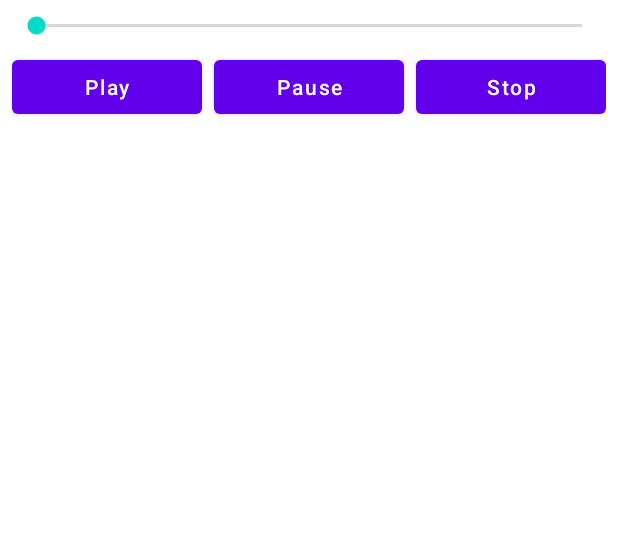
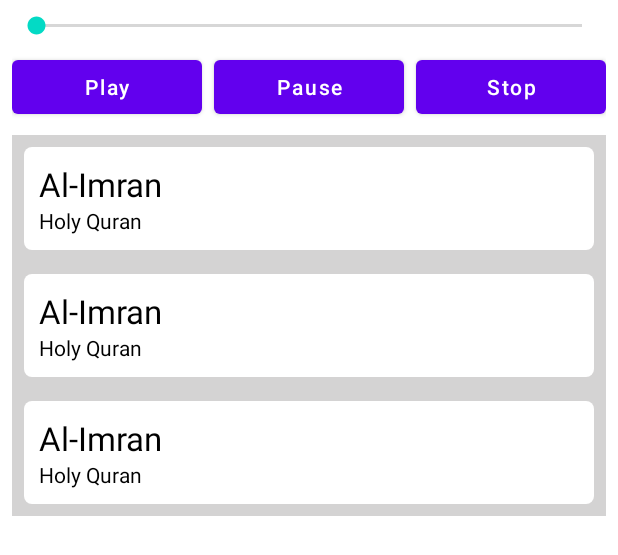
Before and after one commit to aminsoheyli/Android-Tutorial, an Android app: the layout activity_media_player.xml on its own in the app's theme, with its tools: preview values and no code run, on a phone screen of 412 x 824 dp. Shown: the top 555 px of the screen. Run offline under Robolectric (Android 15) with nearby library versions, the phone set to English and light mode, and no system bars.

Commit message:
Implement MediaPlayerActivity to play online media

```diff
--- a/app/src/main/AndroidManifest.xml
+++ b/app/src/main/AndroidManifest.xml
@@ -7,6 +7,7 @@
     <uses-permission android:name="android.permission.ACCESS_COARSE_LOCATION" />
     <uses-permission android:name="android.permission.INTERNET" />
     <uses-permission android:name="android.permission.READ_CONTACTS" />
+    <uses-permission android:name="android.permission.READ_EXTERNAL_STORAGE" />
 
     <application
         android:allowBackup="true"
@@ -20,7 +21,7 @@
         android:usesCleartextTraffic="true"
         tools:targetApi="31">
         <activity
-            android:name=".MediaPlayerActivity"
+            android:name=".ui.MediaPlayerActivity"
             android:exported="false" />
         <activity
             android:name=".ui.ContentProviderActivity"
--- /dev/null
+++ b/app/src/main/res/drawable/layout_background.xml
@@ -0,0 +1,20 @@
+<?xml version="1.0" encoding="utf-8"?>
+
+<selector xmlns:android="http://schemas.android.com/apk/res/android">
+    <item android:state_pressed="true">
+        <shape>
+            <solid android:color="#70c656" />
+            <stroke android:width="1dp" android:color="#53933f" />
+            <corners android:radius="25dp" />
+            <padding android:bottom="10dp" android:left="10dp" android:right="10dp" android:top="10dp" />
+        </shape>
+    </item>
+    <item>
+        <shape android:shape="rectangle">
+            <solid android:color="#ffffff" />
+            <corners android:radius="5dp" />
+            <padding android:bottom="5dp" android:left="5dp" android:right="5dp" android:top="5dp" />
+
+        </shape>
+    </item>
+</selector>
--- a/app/src/main/res/layout/activity_content_provider.xml
+++ b/app/src/main/res/layout/activity_content_provider.xml
@@ -14,5 +14,6 @@
         app:layout_constraintBottom_toBottomOf="parent"
         app:layout_constraintEnd_toEndOf="parent"
         app:layout_constraintStart_toStartOf="parent"
-        app:layout_constraintTop_toTopOf="parent" />
+        app:layout_constraintTop_toTopOf="parent"
+        tools:listitem="@layout/card_contact" />
 </androidx.constraintlayout.widget.ConstraintLayout>
--- a/app/src/main/res/layout/activity_media_player.xml
+++ b/app/src/main/res/layout/activity_media_player.xml
@@ -8,7 +8,7 @@
     tools:context=".ui.MediaPlayerActivity">
 
     <SeekBar
-        android:id="@+id/seekBar2"
+        android:id="@+id/seekBar_audio"
         android:layout_width="0dp"
         android:layout_height="wrap_content"
         app:layout_constraintEnd_toEndOf="parent"
@@ -24,7 +24,7 @@
         android:textAllCaps="false"
         app:layout_constraintEnd_toStartOf="@+id/button_pause"
         app:layout_constraintStart_toStartOf="parent"
-        app:layout_constraintTop_toBottomOf="@+id/seekBar2"
+        app:layout_constraintTop_toBottomOf="@+id/seekBar_audio"
         app:layout_goneMarginTop="8dp" />
 
     <Button
@@ -56,6 +56,7 @@
         app:layout_constraintBottom_toBottomOf="parent"
         app:layout_constraintEnd_toEndOf="parent"
         app:layout_constraintStart_toStartOf="parent"
-        app:layout_constraintTop_toBottomOf="@id/button_play" />
+        app:layout_constraintTop_toBottomOf="@id/button_play"
+        tools:listitem="@layout/card_audio" />
 
 </androidx.constraintlayout.widget.ConstraintLayout>
--- a/app/src/main/res/layout/activity_storage.xml
+++ b/app/src/main/res/layout/activity_storage.xml
@@ -127,7 +127,8 @@
         app:layout_constraintBottom_toBottomOf="parent"
         app:layout_constraintEnd_toEndOf="parent"
         app:layout_constraintStart_toStartOf="parent"
-        app:layout_constraintTop_toBottomOf="@+id/sharedPreferences_container" />
+        app:layout_constraintTop_toBottomOf="@+id/sharedPreferences_container"
+        tools:listitem="@layout/card_user" />
 
 
 </androidx.constraintlayout.widget.ConstraintLayout>
--- /dev/null
+++ b/app/src/main/res/layout/card_audio.xml
@@ -0,0 +1,39 @@
+<?xml version="1.0" encoding="utf-8"?>
+<androidx.constraintlayout.widget.ConstraintLayout xmlns:android="http://schemas.android.com/apk/res/android"
+    xmlns:app="http://schemas.android.com/apk/res-auto"
+    android:layout_width="match_parent"
+    android:layout_height="wrap_content"
+    android:background="@color/background_white"
+    android:padding="8dp">
+
+    <androidx.constraintlayout.widget.ConstraintLayout
+        android:layout_width="match_parent"
+        android:layout_height="wrap_content"
+        android:background="@drawable/layout_background"
+        app:layout_constraintEnd_toEndOf="parent"
+        app:layout_constraintStart_toStartOf="parent"
+        app:layout_constraintTop_toTopOf="parent">
+
+        <TextView
+            android:id="@+id/textView_audio_title"
+            android:layout_width="wrap_content"
+            android:layout_height="wrap_content"
+            android:text="Al-Imran"
+            android:textAppearance="?android:attr/textAppearanceLarge"
+            android:textColor="@color/black"
+            app:layout_constraintStart_toStartOf="parent"
+            app:layout_constraintTop_toTopOf="parent" />
+
+        <TextView
+            android:id="@+id/textView_audio_description"
+            android:layout_width="wrap_content"
+            android:layout_height="wrap_content"
+            android:text="Holy Quran"
+            android:textAppearance="?android:attr/textAppearanceSmall"
+            android:textColor="@color/black"
+            app:layout_constraintStart_toStartOf="parent"
+            app:layout_constraintTop_toBottomOf="@id/textView_audio_title" />
+    </androidx.constraintlayout.widget.ConstraintLayout>
+
+
+</androidx.constraintlayout.widget.ConstraintLayout>
--- a/app/src/main/res/values/colors.xml
+++ b/app/src/main/res/values/colors.xml
@@ -5,6 +5,7 @@
     <color name="purple_700">#FF3700B3</color>
     <color name="teal_200">#FF03DAC5</color>
     <color name="teal_700">#FF018786</color>
+    <item name="background_white" type="color">#d4d3d3</item>
     <color name="black">#FF000000</color>
     <color name="white">#FFFFFFFF</color>
 </resources>
```
Also changed, not shown: app/src/main/java/com/aminsoheyli/androidtutorial/data/AudioAdapter.kt (added, +45 -0 lines), app/src/main/java/com/aminsoheyli/androidtutorial/data/AudioInfo.kt (added, +8 -0 lines), app/src/main/java/com/aminsoheyli/androidtutorial/ui/MediaPlayerActivity.kt (+129 -1 lines), app/src/main/res/layout/card_user.xml (+5 -2 lines).
